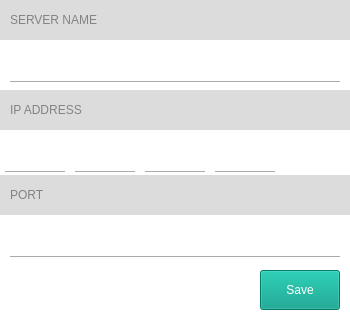
Above: ClientApplication/VirtualShutterClient/MainWindow/addeditserverdialog.ui from bojakowsky/VirtualShutterProject-VoiceCommunicator before the change. Below: the same form after it.
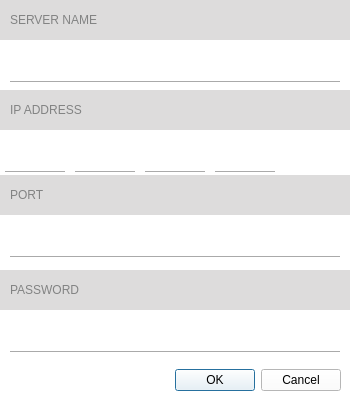
That is the form after the change.

```diff
--- a/ClientApplication/VirtualShutterClient/MainWindow/addeditserverdialog.ui
+++ b/ClientApplication/VirtualShutterClient/MainWindow/addeditserverdialog.ui
@@ -7,7 +7,7 @@
     <x>0</x>
     <y>0</y>
     <width>350</width>
-    <height>320</height>
+    <height>401</height>
    </rect>
   </property>
   <property name="windowTitle">
@@ -16,25 +16,6 @@
   <property name="styleSheet">
    <string notr="true">background-color: rgb(255, 255, 255);</string>
   </property>
-  <widget class="QPushButton" name="pushButton">
-   <property name="geometry">
-    <rect>
-     <x>260</x>
-     <y>270</y>
-     <width>80</width>
-     <height>40</height>
-    </rect>
-   </property>
-   <property name="styleSheet">
-    <string notr="true">background-color: rgb(0, 157, 135);
-selection-background-color: rgb(0, 156, 134);
-color: rgb(255, 255, 255);
-border-color: rgba(255, 255, 255, 0);</string>
-   </property>
-   <property name="text">
-    <string>Save</string>
-   </property>
-  </widget>
   <widget class="QWidget" name="widget_2" native="true">
    <property name="geometry">
     <rect>
@@ -443,6 +424,108 @@
     </property>
    </widget>
   </widget>
+  <widget class="QDialogButtonBox" name="buttonBox">
+   <property name="geometry">
+    <rect>
+     <x>160</x>
+     <y>360</y>
+     <width>181</width>
+     <height>41</height>
+    </rect>
+   </property>
+   <property name="sizePolicy">
+    <sizepolicy hsizetype="Minimum" vsizetype="Fixed">
+     <horstretch>0</horstretch>
+     <verstretch>0</verstretch>
+    </sizepolicy>
+   </property>
+   <property name="standardButtons">
+    <set>QDialogButtonBox::Cancel|QDialogButtonBox::Ok</set>
+   </property>
+  </widget>
+  <widget class="QWidget" name="widget_8" native="true">
+   <property name="geometry">
+    <rect>
+     <x>0</x>
+     <y>270</y>
+     <width>350</width>
+     <height>40</height>
+    </rect>
+   </property>
+   <property name="styleSheet">
+    <string notr="true">background-color: rgb(221, 220, 220);</string>
+   </property>
+   <widget class="QLabel" name="label_9">
+    <property name="geometry">
+     <rect>
+      <x>10</x>
+      <y>10</y>
+      <width>330</width>
+      <height>20</height>
+     </rect>
+    </property>
+    <property name="styleSheet">
+     <string notr="true">color: rgb(130, 131, 131);
+font: 75 13pt &quot;Cantarell&quot;;</string>
+    </property>
+    <property name="text">
+     <string>PASSWORD</string>
+    </property>
+   </widget>
+  </widget>
+  <widget class="QWidget" name="widget_7" native="true">
+   <property name="geometry">
+    <rect>
+     <x>0</x>
+     <y>310</y>
+     <width>350</width>
+     <height>50</height>
+    </rect>
+   </property>
+   <widget class="QLineEdit" name="passwordLineEdit">
+    <property name="geometry">
+     <rect>
+      <x>10</x>
+      <y>5</y>
+      <width>330</width>
+      <height>35</height>
+     </rect>
+    </property>
+    <property name="autoFillBackground">
+     <bool>false</bool>
+    </property>
+    <property name="styleSheet">
+     <string notr="true">background-color: rgb(255, 255, 255);
+color: rgb(130, 131, 131);
+border-top-color: rgb(255, 255, 255);</string>
+    </property>
+    <property name="inputMask">
+     <string notr="true"/>
+    </property>
+    <property name="text">
+     <string notr="true"/>
+    </property>
+    <property name="frame">
+     <bool>false</bool>
+    </property>
+    <property name="placeholderText">
+     <string/>
+    </property>
+   </widget>
+   <widget class="Line" name="line_6">
+    <property name="geometry">
+     <rect>
+      <x>10</x>
+      <y>40</y>
+      <width>330</width>
+      <height>5</height>
+     </rect>
+    </property>
+    <property name="orientation">
+     <enum>Qt::Horizontal</enum>
+    </property>
+   </widget>
+  </widget>
  </widget>
  <resources/>
  <connections/>
```
Left out of the diff: 19 changed lines with no effect on the pictures.
